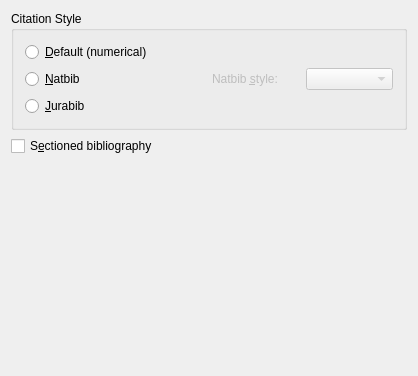
Old version of the form src/frontends/qt4/ui/BiblioUi.ui in the repository rpavlik/lyx-lucid-backport.
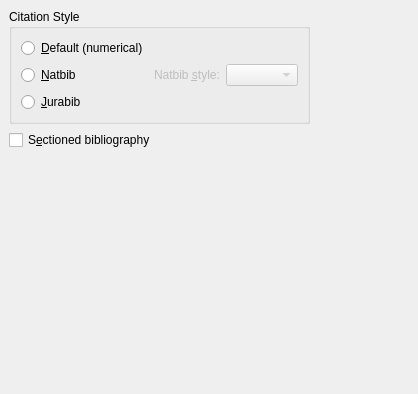
New version of the form.

```diff
--- a/src/frontends/qt4/ui/BiblioUi.ui
+++ b/src/frontends/qt4/ui/BiblioUi.ui
@@ -9,7 +9,7 @@
     <x>0</x>
     <y>0</y>
     <width>418</width>
-    <height>376</height>
+    <height>394</height>
    </rect>
   </property>
   <property name="windowTitle" >
@@ -17,7 +17,7 @@
   </property>
   <layout class="QGridLayout" >
    <property name="margin" >
-    <number>11</number>
+    <number>9</number>
    </property>
    <property name="spacing" >
     <number>6</number>
@@ -29,7 +29,7 @@
      </property>
      <layout class="QGridLayout" >
       <property name="margin" >
-       <number>11</number>
+       <number>9</number>
       </property>
       <property name="spacing" >
        <number>6</number>
@@ -92,7 +92,7 @@
           </property>
           <property name="sizePolicy" >
            <sizepolicy>
-            <hsizetype>5</hsizetype>
+            <hsizetype>0</hsizetype>
             <vsizetype>0</vsizetype>
             <horstretch>0</horstretch>
             <verstretch>0</verstretch>
@@ -105,23 +105,20 @@
      </layout>
     </widget>
    </item>
-   <item row="2" column="0" >
+   <item row="0" column="1" >
     <spacer>
      <property name="orientation" >
-      <enum>Qt::Vertical</enum>
-     </property>
-     <property name="sizeType" >
-      <enum>QSizePolicy::Expanding</enum>
+      <enum>Qt::Horizontal</enum>
      </property>
      <property name="sizeHint" >
       <size>
-       <width>20</width>
+       <width>40</width>
        <height>20</height>
       </size>
      </property>
     </spacer>
    </item>
-   <item row="1" column="0" >
+   <item row="1" column="0" colspan="2" >
     <widget class="QCheckBox" name="bibtopicCB" >
      <property name="toolTip" >
       <string>Select this if you want to split your bibliography into sections</string>
@@ -131,6 +128,22 @@
      </property>
     </widget>
    </item>
+   <item row="2" column="0" colspan="2" >
+    <spacer>
+     <property name="orientation" >
+      <enum>Qt::Vertical</enum>
+     </property>
+     <property name="sizeType" >
+      <enum>QSizePolicy::Expanding</enum>
+     </property>
+     <property name="sizeHint" >
+      <size>
+       <width>20</width>
+       <height>20</height>
+      </size>
+     </property>
+    </spacer>
+   </item>
   </layout>
  </widget>
  <pixmapfunction></pixmapfunction>
```
Left out of the diff: 6 changed lines with no effect on the pictures.
